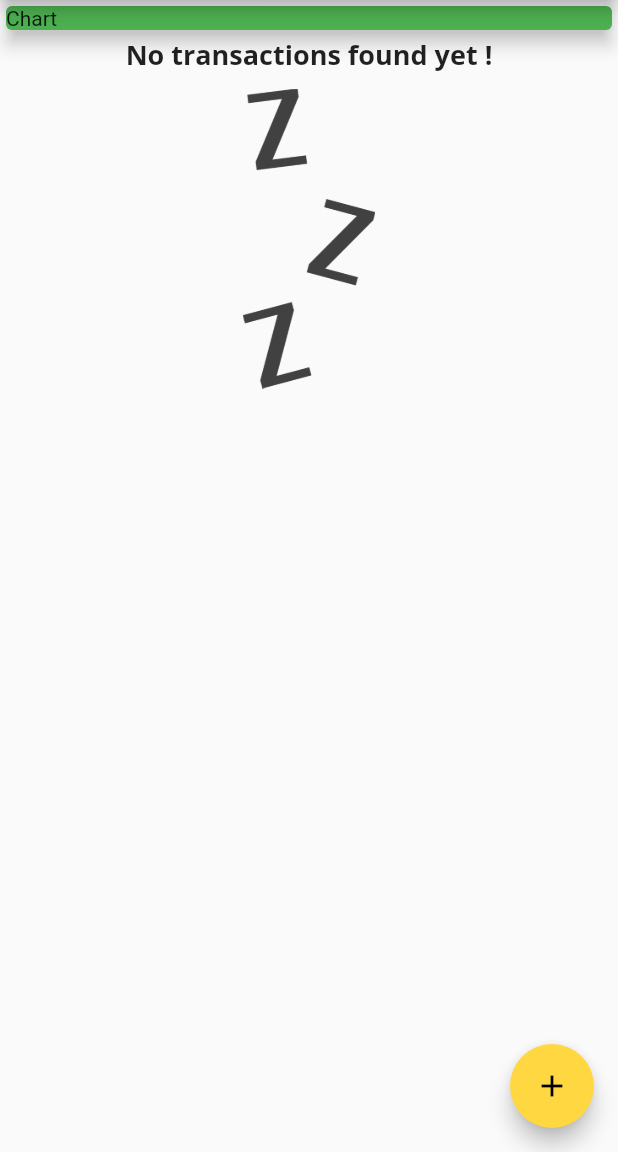
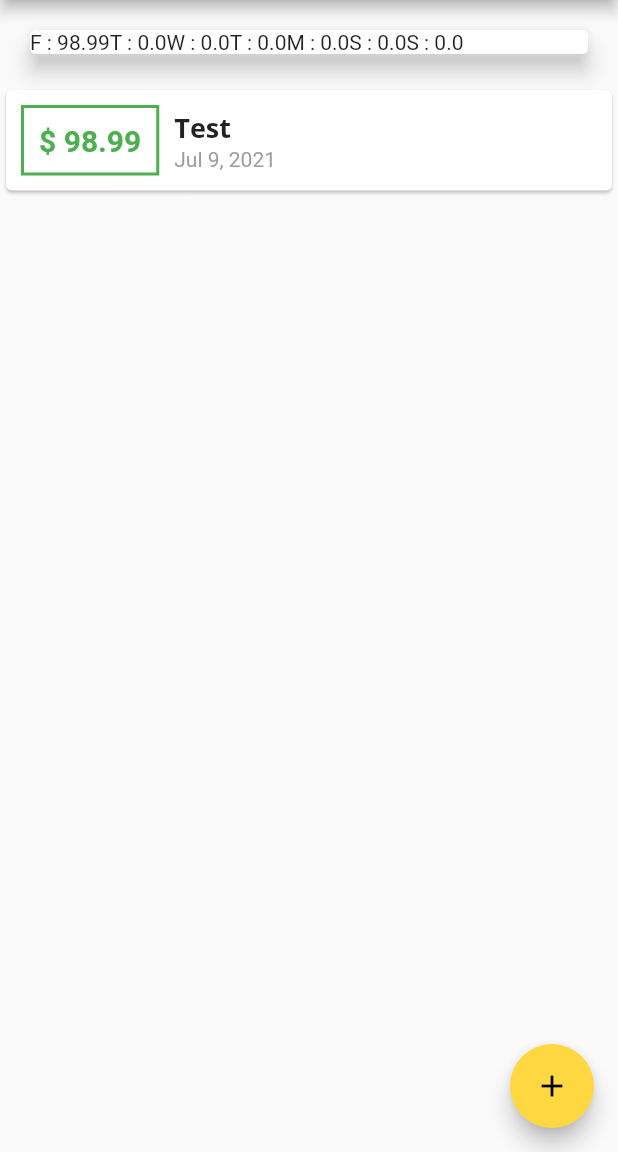
Before and after one commit to kgoel085/Flutter-Tutorial, a Flutter app: the screen it shows after launch, on a phone screen of 412 x 824 dp, the part 84-1236 px from its top. Run offline on Flutter 3.47's test engine with Material 2 defaults, Android fonts, the phone set to English and light mode, and no system bars.

Commit message:
Added chart bar widget

```diff
--- a/lib/main.dart
+++ b/lib/main.dart
@@ -1,4 +1,6 @@
 import 'package:flutter/material.dart';
+import 'package:flutter_basics/widgets/chart/widget.dart';
+import 'package:intl/intl.dart';
 import './widgets/transactions/list.dart';
 import './widgets/transactions/text_fields.dart';
 import './widgets/transactions/model.dart';
@@ -41,7 +43,17 @@ class MyHomePage extends StatefulWidget {
 }
 
 class _MyHomePageState extends State<MyHomePage> {
-  final List<Transaction> _userTransactions = [];
+  final List<Transaction> _userTransactions = [
+    Transaction(id: '2', title: 'Test', amount: 98.99, date: DateTime.now()),
+  ];
+
+  List<Transaction> get _recentTransactions {
+    return _userTransactions
+        .where(
+          (tx) => tx.date.isAfter(DateTime.now().subtract(Duration(days: 7))),
+        )
+        .toList();
+  }
 
   void _addNewTransaction(String txTitle, double txAmount) {
     final tx = Transaction(
@@ -86,14 +98,7 @@ class _MyHomePageState extends State<MyHomePage> {
           mainAxisAlignment: MainAxisAlignment.start,
           crossAxisAlignment: CrossAxisAlignment.stretch,
           children: <Widget>[
-            Container(
-              width: double.infinity,
-              child: Card(
-                color: Theme.of(context).primaryColor,
-                child: Text('Chart'),
-                elevation: 5,
-              ),
-            ),
+            ChartWidget(recentTransactions: _recentTransactions),
             TransactionList(userTransactions: _userTransactions),
           ],
         ),
--- a/lib/widgets/chart/widget.dart
+++ b/lib/widgets/chart/widget.dart
@@ -4,32 +4,48 @@ import 'package:flutter_basics/widgets/transactions/model.dart';
 
 class ChartWidget extends StatelessWidget {
   final List<Transaction> recentTransactions;
-  ChartWidget(this.recentTransactions);
+  ChartWidget({this.recentTransactions});
 
   List<Map<String, Object>> get groupTransactionValues {
-    final numberOfItems = 7;
+    int numberOfItems = 7;
     return List.generate(numberOfItems, (index) {
+      print(index);
       final weekDay = DateTime.now().subtract(
         Duration(days: index),
       );
 
       double totalSum = 0;
-      for (var i = 0; i < numberOfItems; i++) {}
+      for (var i = 0; i < recentTransactions.length; i++) {
+        var transaction = recentTransactions[i];
+        DateTime transDate = transaction.date;
 
-      return {
-        'day': DateFormat.E(weekDay),
-        'amount': 9.99,
+        if (transDate.day == weekDay.day &&
+            transDate.month == weekDay.month &&
+            transDate.year == weekDay.year) {
+          totalSum += transaction.amount;
+        }
+      }
+
+      var returnMap = {
+        'day': DateFormat.E().format(weekDay).substring(0, 1),
+        'amount': totalSum,
       };
+
+      print(returnMap);
+      return returnMap;
     });
   }
 
   @override
   Widget build(BuildContext context) {
+    print(groupTransactionValues);
     return Card(
       elevation: 6,
       margin: EdgeInsets.all(20),
       child: Row(
-        children: <Widget>[],
+        children: groupTransactionValues.map((data) {
+          return Text('${data['day']} : ${data['amount'].toString()}');
+        }).toList(),
       ),
     );
   }
```
Also changed, not shown: lib/widgets/chart/bar.dart (added, +32 -0 lines).
